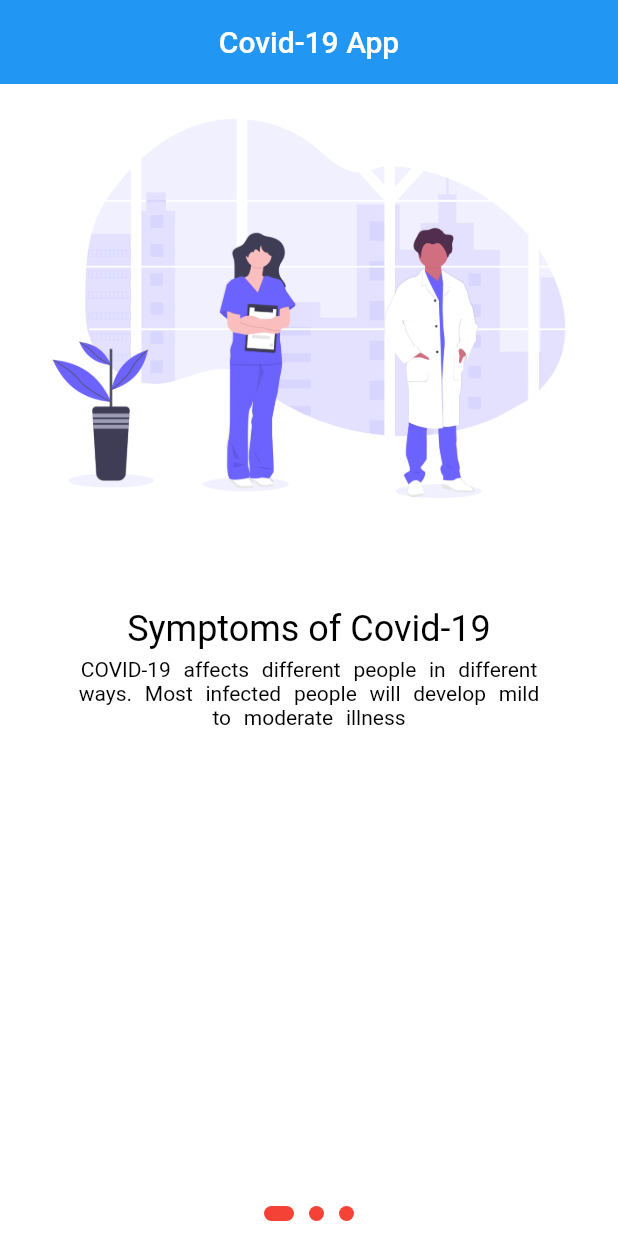
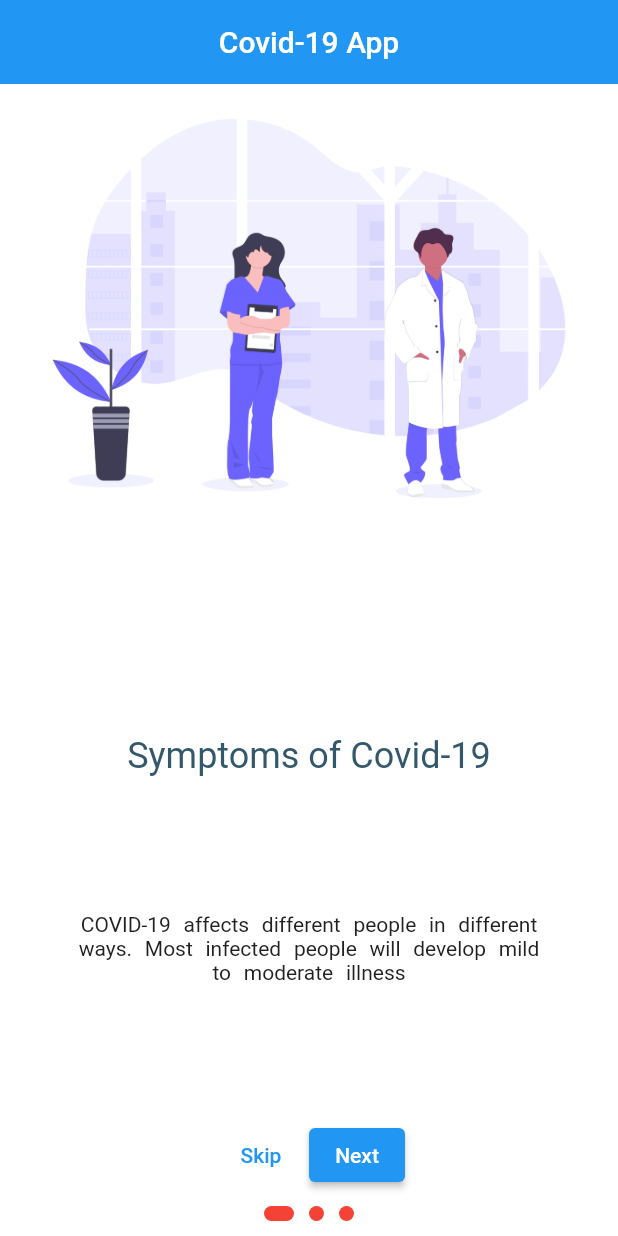
Before and after one commit to VBT-FlutterCamp/Ruchan_Adiguzel_Covid-App, a Flutter app: the screen it shows after launch, on a phone screen of 412 x 824 dp. Run offline on Flutter 3.47's test engine with Material 2 defaults, Android fonts, the phone set to English and light mode, and no system bars.

Commit message:
All done
All splash screen logic is done and waiting for login screen

```diff
--- a/covid_app/lib/Views/splash_screen.dart
+++ b/covid_app/lib/Views/splash_screen.dart
@@ -1,7 +1,8 @@
 import 'package:covid_app/AppConstants/app_constants.dart';
-import 'package:covid_app/Views/on_board_view.dart';
 import 'package:covid_app/models/on_board_models.dart';
 import 'package:flutter/material.dart';
+
+import 'other_screen.dart';
 
 class SplashScreen extends StatefulWidget {
   SplashScreen({Key? key}) : super(key: key);
@@ -11,22 +12,36 @@ class SplashScreen extends StatefulWidget {
 }
 
 class _SplashScreenState extends State<SplashScreen> {
-  final double borderRadiusValue = 30;
+  late PageController _pageContr;
+  int currentIndex = 0;
+  @override
+  void initState() {
+    // TODO: implement initState
+    _pageContr = PageController();
+    _pageContr.initialPage;
+    super.initState();
+  }
 
-  final BoxDecoration _decoration = BoxDecoration(
-      borderRadius: const BorderRadius.only(
-          topLeft: Radius.circular(30), topRight: Radius.circular(30)),
-      color: Colors.deepOrange[600]);
+  @override
+  void dispose() {
+    // TODO: implement dispose
+    _pageContr.dispose();
+    super.dispose();
+  }
 
-  var _pageContr = PageController();
-  int currentIndex = 0;
+  void nextPage() {
+    if (currentIndex == models.length - 1) {
+      Navigator.of(context).push(MaterialPageRoute(
+        builder: (context) => OtherScreen(),
+      ));
+    }
+    _pageContr.nextPage(
+        duration: Duration(milliseconds: 200), curve: Curves.bounceIn);
+    print(currentIndex);
+  }
 
-  void IncrementIndex() {
-    setState(() {
-      if (currentIndex < models.length) {
-        currentIndex++;
-      }
-    });
+  void skipPage() {
+    _pageContr.jumpToPage(models.length);
   }
 
   @override
@@ -36,7 +51,21 @@ class _SplashScreenState extends State<SplashScreen> {
       body: Column(
         children: [
           Expanded(
+            flex: 9,
             child: PageViewBuilder(),
+          ),
+          Row(
+            mainAxisAlignment: MainAxisAlignment.center,
+            children: [
+              TextButton(
+                onPressed: currentIndex == models.length - 1 ? null : skipPage,
+                child: Text("Skip"),
+              ),
+              ElevatedButton(
+                onPressed: nextPage,
+                child: Text(currentIndex == 2 ? "continue" : "Next"),
+              ),
+            ],
           ),
           Row(
             mainAxisAlignment: MainAxisAlignment.center,
@@ -48,9 +77,10 @@ class _SplashScreenState extends State<SplashScreen> {
     );
   }
 
-  Container buildPageIndicator(int index) {
-    return Container(
-      margin: EdgeInsets.symmetric(horizontal: 5, vertical: 10),
+  Widget buildPageIndicator(int index) {
+    return AnimatedContainer(
+      duration: Duration(milliseconds: 200),
+      margin: const EdgeInsets.symmetric(horizontal: 5, vertical: 10),
       height: 10,
       width: currentIndex == index ? 20 : 10,
       decoration: BoxDecoration(
@@ -70,8 +100,9 @@ class _SplashScreenState extends State<SplashScreen> {
         return Column(
           children: [
             Image.asset(models[index].imagePath),
-            buildTitleText(index, context),
-            buildDescriptionText(index, context)
+            Expanded(
+              child: buildContent(index, context),
+            ),
           ],
         );
       },
@@ -79,14 +110,30 @@ class _SplashScreenState extends State<SplashScreen> {
     );
   }
 
+  Container buildContent(int index, BuildContext context) {
+    return Container(
+      decoration: const BoxDecoration(
+          borderRadius: BorderRadius.only(
+              topLeft: Radius.circular(20), topRight: Radius.circular(20)),
+          color: Colors.white),
+      child: Column(
+        mainAxisAlignment: MainAxisAlignment.spaceEvenly,
+        children: [
+          buildTitleText(index, context),
+          buildDescriptionText(index, context),
+        ],
+      ),
+    );
+  }
+
   Container buildDescriptionText(int index, BuildContext context) {
     return Container(
-      margin: EdgeInsets.symmetric(vertical: 5, horizontal: 50), //20
+      margin: const EdgeInsets.symmetric(vertical: 5, horizontal: 50), //20
       child: Center(
         child: Text(
           models[index].description,
           style: Theme.of(context).textTheme.bodyText2!.copyWith(
-                color: Colors.black,
+                color: Colors.grey[900],
                 wordSpacing: 5,
               ),
           textAlign: TextAlign.center,
@@ -97,14 +144,14 @@ class _SplashScreenState extends State<SplashScreen> {
 
   Container buildTitleText(int index, BuildContext context) {
     return Container(
-      margin: EdgeInsets.only(top: 50),
+      margin: const EdgeInsets.only(top: 50),
       child: Center(
         child: Text(
           models[index].title,
           style: Theme.of(context)
               .textTheme
               .headline5!
-              .copyWith(color: Colors.black),
+              .copyWith(color: const Color(0xFF33586c)),
         ),
       ),
     );
```
Also changed, not shown: covid_app/lib/Views/on_board_view.dart (deleted, +0 -146 lines), covid_app/lib/Views/other_screen.dart (added, +12 -0 lines).
